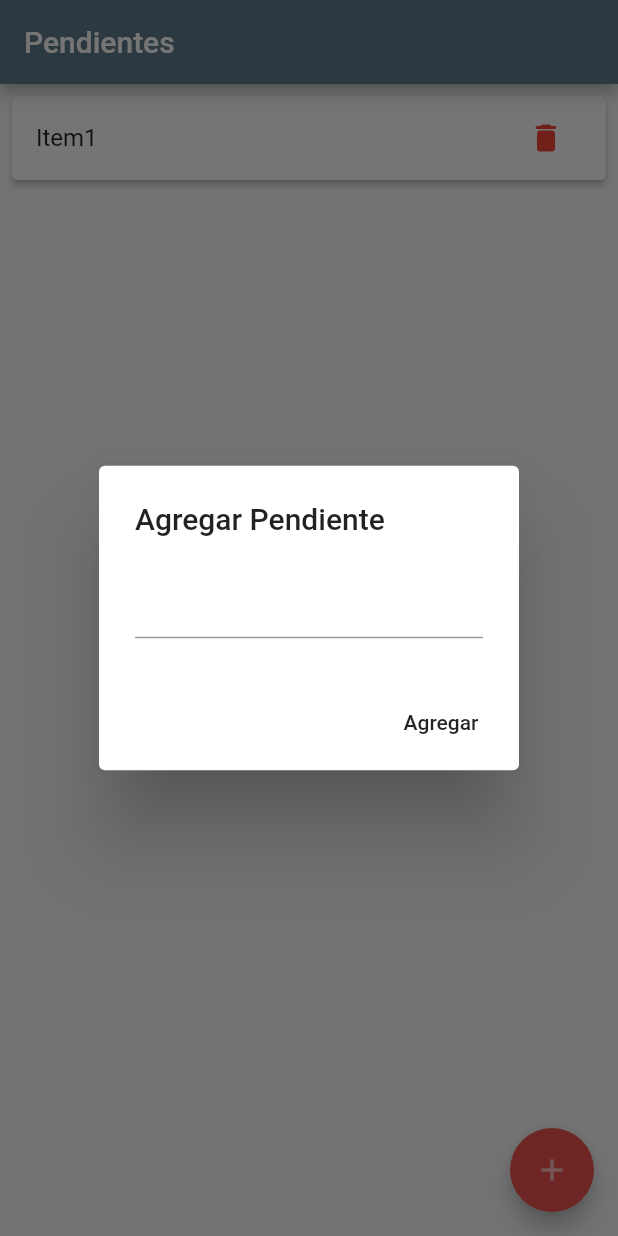
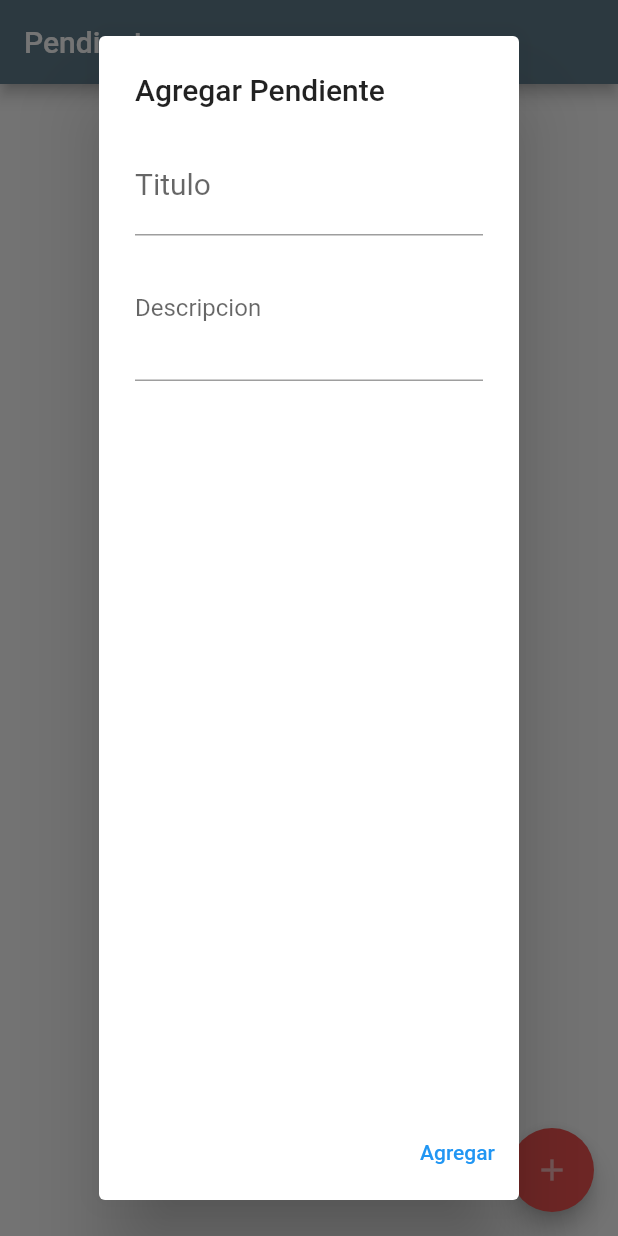
Before and after one commit to 4089268/ToDoList_Flutter, a Flutter app: the screen it shows after launch, after a tap on the "add" icon, on a phone screen of 412 x 824 dp. Run offline on Flutter 3.47's test engine with Material 2 defaults, Android fonts, the light colour scheme and no system bars; our stand-ins replace sqflite; accounts and stored records are empty.

Commit message:
Implementacion de SQLIte
-Se creo una clase para utilizar la base de datos de SqlLite.
-Ahora se guardan  y cargan los datos la base de datos "tareas" en SqlLite.
- Se agrego boton para eliminar la tarea seleccionada de la base de datos.

```diff
--- /dev/null
+++ b/todolist_flutter/lib/datos.dart
@@ -0,0 +1,57 @@
+import 'package:sqflite/sqflite.dart';
+import 'dart:async';
+
+class MyDataBase{
+  Database _db;
+
+  initDb() async{
+    _db = await openDatabase("todoDB.db",
+      version: 1, onCreate: (Database db, int version){
+        db.execute('Create Table tareas (id INTEGER PRIMARY KEY, titulo VARCHAR(100), descripcion TEXT);');
+      }
+    );
+    print("Base de datos inicializada");
+  }
+
+  insert(Tarea tarea) async{
+    await _db.insert("tareas", tarea.toMap());
+  }
+  eliminar(int id) async{
+    print("Eliminando id: " + id.toString());
+    await _db.delete("tareas", where: "id = ?", whereArgs: [id]);
+  }
+
+ Future<List<Tarea>> obtenerTareas() async{
+    List<Map<String,dynamic>> listado = await _db.query("tareas");
+    return listado.map((e) => Tarea.fromMap(e)).toList();
+  }
+}
+
+class Tarea{
+  int id = 0;
+  String titulo = "";
+  String descripcion = "";
+
+  //***Constructor
+  Tarea.fromMap(Map<String, dynamic> map){
+    this.id = map['id'];
+    this.titulo = map['titulo'];
+    this.descripcion = map['descripcion'];
+  }
+  //Constructor 2
+  Tarea.fromValues(String tit, String desc){
+    this.id = 0;
+    this.titulo = tit;
+    this.descripcion = desc;
+  }
+
+  Map<String, dynamic> toMap(){
+    return{
+      "titulo":titulo,
+      "descripcion":descripcion
+    };
+  }
+
+
+
+}
--- a/todolist_flutter/lib/main.dart
+++ b/todolist_flutter/lib/main.dart
@@ -1,5 +1,6 @@
 import 'package:flutter/foundation.dart';
 import 'package:flutter/material.dart';
+import 'package:todolist_flutter/datos.dart';
 
 void main() {
   runApp(MaterialApp(
@@ -19,23 +20,70 @@ class MyApp extends StatefulWidget {
 }
 
 class _MyAppState extends State<MyApp> {
-  List todos = List();
+  MyDataBase db = MyDataBase();
+
   String input = "";
+  String desc = "";
 
   @override
   void initState(){
     super.initState();
-    todos.add("Item1");
   }
+  _showList(BuildContext _context){
+    return FutureBuilder(
+      future: db.obtenerTareas(),
+      builder: (BuildContext context, AsyncSnapshot<List<Tarea>> snapshot){
+        if (snapshot.hasData){
+          return ListView(
+            children: <Widget>[
+              for(Tarea tarea in snapshot.data)
+                Card(
+                  elevation: 2,
+                  margin: EdgeInsets.all(8),
+                  shape: RoundedRectangleBorder(
+                    borderRadius: BorderRadius.circular(4)
+                  ),
+                  child: ListTile(
+                    title: Text(tarea.titulo),
+                    trailing: IconButton(
+                      icon: Icon(
+                        Icons.delete_rounded,
+                        color: Colors.red[400],
+                      ),
+                      onPressed:(){
+                        showDialog(context: context, builder: (BuildContext context){
+                          return(
+                            AlertDialog(
+                              title: Text("¿Seguro deseas eliminar este pendiente?"),
+                              actions:<Widget>[
+                                TextButton(onPressed: (){Navigator.of(context).pop();}, child: Text("Cancelar")),
+                                TextButton(onPressed: (){ eliminarPendiente(tarea.id); Navigator.of(context).pop();}, child: Text("Eliminar"))
+                              ],
+                            )
+                          );
+                        });
+                      },
+                    ),
+                  ),
+                )
 
-  void agregarPendiente(){
+            ],
+          );
+        }else{
+          return Center(child: Text("Sin Datos"));
+        }
+      },
+    );
+  }
+  agregarPendiente(){
     setState(() {
-      todos.add(input);
+      Tarea tarea = Tarea.fromValues(input, desc);
+      db.insert(tarea);
     });
   }
-  void eliminarPendiente(int i){
+  eliminarPendiente(int i) {
     setState(() {
-      todos.removeAt(i);
+      db.eliminar(i);
     });
   }
 
@@ -52,13 +100,36 @@ class _MyAppState extends State<MyApp> {
             builder: (BuildContext context){
               return AlertDialog(
                 title:Text("Agregar Pendiente"),
-                content: TextField(
-                  onChanged: (String value){
-                    input = value;
-                  },
+                content: Container(
+                  child: Column(
+                    children: <Widget>[
+                      TextField(
+                        style:  TextStyle(
+                          fontSize: 20.0
+                        ),
+                        decoration: InputDecoration(
+                          labelText: 'Titulo'
+                        ),
+                        onChanged: (String value){
+                          input = value;
+                        }
+                      ),
+                      TextField(
+                        keyboardType: TextInputType.multiline,
+                        minLines: 3,
+                        maxLines: null,
+                        decoration: InputDecoration(
+                          labelText: 'Descripcion'
+                        ),
+                        onChanged: (String value){
+                          desc = value;
+                        }
+                      )
+                    ],
+                  ),
                 ),
                 actions: <Widget>[
-                  FlatButton(onPressed:(){
+                  TextButton(onPressed:(){
                     agregarPendiente();
                     Navigator.of(context).pop();
                   }, child: Text("Agregar"))
@@ -72,47 +143,18 @@ class _MyAppState extends State<MyApp> {
           color:Colors.white60
         )
       ),
-      body: ListView.builder(
-        itemCount : todos.length,
-        itemBuilder:(BuildContext context, int index){
-          return Dismissible(
-            key: Key(todos[index]),
-            child: Card(
-              elevation: 2,
-              margin: EdgeInsets.all(8),
-              shape: RoundedRectangleBorder(
-                borderRadius: BorderRadius.circular(4)
-              ),
-              child: ListTile(
-                title: Text(todos[index]),
-                trailing: IconButton(
-                  icon: Icon(
-                  Icons.delete_rounded,
-                  color: Colors.red,
-                  ),
-                  onPressed:(){
-                    showDialog(context: context, builder: (BuildContext context){
-                      return(
-                        AlertDialog(
-                          title: Text("¿Seguro deseas eliminar este pendiente?"),
-                          actions:<Widget>[
-                            FlatButton(onPressed: (){Navigator.of(context).pop();}, child: Text("Cancelar")),
-                            FlatButton(onPressed: (){
-                              eliminarPendiente(index);
-                              Navigator.of(context).pop();
-                              },child: Text("Eliminar"))
-                          ],
-                        )
-                      );
-                    });
-
-                  },
-                ),
-              ),
-            ),
-          );
+      body: FutureBuilder(
+        future: db.initDb(),
+        builder: (BuildContext context, snapshot){
+          if(snapshot.connectionState == ConnectionState.done){
+            return _showList(context);
+          }else{
+            return Center(
+              child: CircularProgressIndicator(),
+            );
+          }
         }
-      ),
+      )
     );
   }
 }
```
